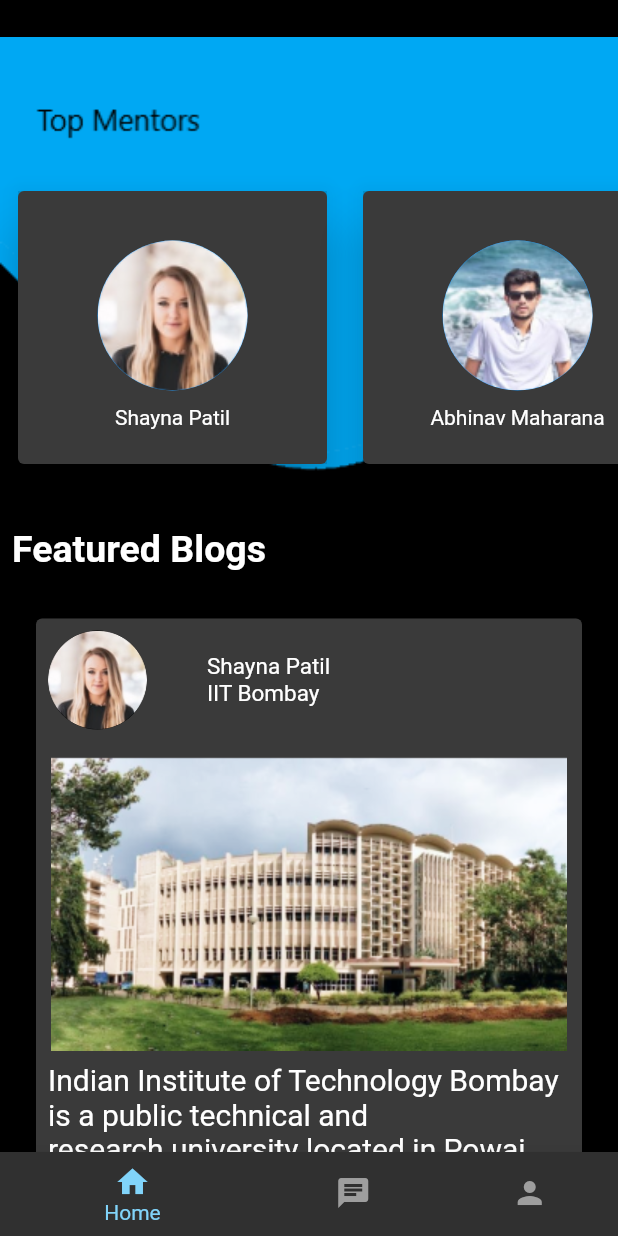
After one commit to the-coder-dude/ServerMonks-MargDarshan, a Flutter app: the Bottom screen opened directly, on a phone screen of 412 x 824 dp. The commit adds this screen. Run offline on Flutter 3.47's test engine with Material 2 defaults, Android fonts, the phone set to English and light mode, and no system bars; our stand-ins replace google_fonts, hexcolor, shared_preferences; accounts and stored records are empty.

Commit message:
Homescreen implemented with bottom navigation bar

```diff
--- /dev/null
+++ b/Frontend/marg_darshan/lib/BottomNavigationBar/bottombar.dart
@@ -0,0 +1,52 @@
+import 'package:flutter/material.dart';
+import 'package:hexcolor/hexcolor.dart';
+import 'package:marg_darshan/Screen/newscreen.dart';
+
+class Bottom extends StatefulWidget {
+  final String name;
+  const Bottom({Key key, this.name}) : super(key: key);
+  @override
+  _BottomState createState() => _BottomState();
+}
+
+class _BottomState extends State<Bottom> {
+  int index = 0;
+  void tapped(int index1) {
+    setState(() {
+      index = index1;
+    });
+  }
+
+  @override
+  Widget build(BuildContext context) {
+    List<Widget> widget1 = [
+      Newscreen(), /*Search()*/ /* Profile()*/
+    ];
+
+    return Scaffold(
+      body: widget1.elementAt(index),
+      bottomNavigationBar: BottomNavigationBar(
+          showSelectedLabels: true,
+          unselectedItemColor: Colors.grey,
+          elevation: 10,
+          type: BottomNavigationBarType.shifting,
+          selectedItemColor: Hexcolor('#81D4FA'),
+          currentIndex: index,
+          onTap: tapped,
+          items: [
+            BottomNavigationBarItem(
+              icon: Icon(Icons.home),
+              label: "Home",
+            ),
+            BottomNavigationBarItem(
+              icon: Icon(Icons.chat),
+              label: "chat",
+            ),
+            BottomNavigationBarItem(
+              icon: Icon(Icons.person),
+              label: "Profile",
+            )
+          ]),
+    );
+  }
+}
--- /dev/null
+++ b/Frontend/marg_darshan/lib/Screen/newscreen.dart
@@ -0,0 +1,219 @@
+import 'dart:convert';
+
+import 'package:flutter/material.dart';
+import 'package:hexcolor/hexcolor.dart';
+
+class Newscreen extends StatefulWidget {
+  @override
+  _NewscreenState createState() => _NewscreenState();
+}
+
+class _NewscreenState extends State<Newscreen> {
+  List<String> description = [
+    "Indian Institute of Technology Bombay is a public technical and \nresearch university located in Powai, Mumbai, India.\n IIT Bombay was founded in 1958. In 1961, the Parliament decreed IITs as Institutes of National Importance.",
+    "Indian Institute of Technology Roorkee, formerly University of Roorkee and Thomason College of Civil Engineering,\n is a public technical and research university located in Roorkee, Uttarakhand, India."
+  ];
+  List<String> images = [
+    "images/Ellipse 1.png",
+    "images/Ellipse 2.png",
+    "images/Ellipse 3.png",
+    "images/Ellipse 4.png"
+  ];
+  List<String> name = [
+    "Shayna Patil",
+    "Abhinav Maharana",
+    "Arjun Sharma",
+    "Akshat Khanna"
+  ];
+  List<String> college = ["IIT Bombay", "IIT Roorkie"];
+  List<String> images1 = ["images/college1.png", "images/college2.png"];
+  @override
+  Widget build(BuildContext context) {
+    return Scaffold(
+      backgroundColor: Colors.black,
+      body: Column(
+        crossAxisAlignment: CrossAxisAlignment.start,
+        children: [
+          Container(
+            width: MediaQuery.of(context).size.width,
+            height: MediaQuery.of(context).size.height / 2.4,
+            child: Stack(
+              children: [
+                Positioned(
+                  bottom: 2,
+                  child: Container(
+                    width: MediaQuery.of(context).size.width,
+                    height: MediaQuery.of(context).size.height / 2.6,
+                    decoration: BoxDecoration(
+                        image: DecorationImage(
+                            image: ExactAssetImage(
+                              "images/3.png",
+                            ),
+                            fit: BoxFit.cover)),
+                    child: Stack(
+                      children: [
+                        Positioned(
+                          bottom: 20,
+                          child: Container(
+                            width: MediaQuery.of(context).size.width,
+                            height: MediaQuery.of(context).size.height / 4,
+                            child: ListView.builder(
+                                scrollDirection: Axis.horizontal,
+                                itemCount: images.length,
+                                itemBuilder: (context, index) {
+                                  return Padding(
+                                    padding: const EdgeInsets.all(8.0),
+                                    child: Card(
+                                      elevation: 15,
+                                      child: Container(
+                                        color: Colors.black12,
+                                        width:
+                                            MediaQuery.of(context).size.width /
+                                                2,
+                                        height:
+                                            MediaQuery.of(context).size.height /
+                                                4,
+                                        child: Column(
+                                          children: [
+                                            SizedBox(
+                                                height: MediaQuery.of(context)
+                                                        .size
+                                                        .height /
+                                                    25),
+                                            CircleAvatar(
+                                              backgroundImage: ExactAssetImage(
+                                                  images[index]),
+                                              radius: 50,
+                                              backgroundColor: Colors.blue,
+                                            ),
+                                            SizedBox(
+                                              height: 10,
+                                            ),
+                                            Text(name[index]),
+                                          ],
+                                        ),
+                                      ),
+                                    ),
+                                  );
+                                }),
+                          ),
+                        ),
+                      ],
+                    ),
+                  ),
+                ),
+              ],
+            ),
+          ),
+          Padding(
+            padding: const EdgeInsets.all(8.0),
+            child: Positioned(
+              right: 30,
+              child: Text(
+                "Featured Blogs",
+                style: TextStyle(fontSize: 25, fontWeight: FontWeight.bold),
+              ),
+            ),
+          ),
+          Expanded(
+            child: ListView.builder(
+                itemCount: 2,
+                itemBuilder: (context, index) {
+                  return Padding(
+                    padding: const EdgeInsets.all(20.0),
+                    child: Center(
+                      child: Card(
+                        elevation: 10,
+                        child: Container(
+                          width: MediaQuery.of(context).size.width / 1,
+                          height: MediaQuery.of(context).size.height / 1.5,
+                          color: Colors.black12,
+                          child: Column(
+                            children: [
+                              Padding(
+                                padding: const EdgeInsets.all(8.0),
+                                child: Row(
+                                  children: [
+                                    CircleAvatar(
+                                      radius: 33,
+                                      backgroundImage:
+                                          ExactAssetImage(images[index]),
+                                    ),
+                                    SizedBox(width: 40),
+                                    Column(
+                                      crossAxisAlignment:
+                                          CrossAxisAlignment.start,
+                                      children: [
+                                        Text(
+                                          name[index],
+                                          style: TextStyle(fontSize: 15),
+                                        ),
+                                        Text(
+                                          college[index],
+                                          style: TextStyle(fontSize: 15),
+                                        ),
+                                      ],
+                                    ),
+                                    /*SizedBox(
+                                      width: 60,
+                                    ),
+                                    IconButton(
+                                        icon: Icon(Icons.share),
+                                        onPressed: () {})*/
+                                  ],
+                                ),
+                              ),
+                              SizedBox(height: 10),
+                              Image.asset(
+                                images1[index],
+                                fit: BoxFit.cover,
+                              ),
+                              Padding(
+                                padding: const EdgeInsets.all(8.0),
+                                child: Text(
+                                  description[index],
+                                  style: TextStyle(fontSize: 20),
+                                ),
+                              ),
+                              SizedBox(height: 20),
+                              Padding(
+                                padding: const EdgeInsets.all(8.0),
+                                child: Row(
+                                  children: [
+                                    GestureDetector(
+                                      onTap: () {},
+                                      child: Text(
+                                        "Upvote",
+                                        style: TextStyle(
+                                            color: Hexcolor('#81D4FA'),
+                                            fontSize: 20),
+                                      ),
+                                    ),
+                                    SizedBox(
+                                      width: 50,
+                                    ),
+                                    GestureDetector(
+                                      onTap: () {},
+                                      child: Text(
+                                        "Downvote",
+                                        style: TextStyle(
+                                            color: Hexcolor('#81D4FA'),
+                                            fontSize: 20),
+                                      ),
+                                    )
+                                  ],
+                                ),
+                              )
+                            ],
+                          ),
+                        ),
+                      ),
+                    ),
+                  );
+                }),
+          )
+        ],
+      ),
+    );
+  }
+}
--- a/Frontend/marg_darshan/lib/studentLogin/studentlogin.dart
+++ b/Frontend/marg_darshan/lib/studentLogin/studentlogin.dart
@@ -1,4 +1,5 @@
 import 'dart:convert';
+import 'package:marg_darshan/BottomNavigationBar/bottombar.dart';
 import 'package:marg_darshan/studentLogin/Register/register.dart';
 import 'package:google_fonts/google_fonts.dart';
 import 'package:hexcolor/hexcolor.dart';
@@ -35,12 +36,12 @@ class _HomeState extends State<Home> {
         token = jsonresponse["token"];
         signin1(token).then((val) {
           name = val.toString();
-          /* Navigator.push(
+          Navigator.push(
               context,
               MaterialPageRoute(
                   builder: (context) => Bottom(
                         name: name,
-                      )));*/
+                      )));
         });
       }
     } else {
--- a/Frontend/marg_darshan/pubspec.yaml
+++ b/Frontend/marg_darshan/pubspec.yaml
@@ -56,6 +56,12 @@ flutter:
     - images/1.jpg
     - images/2.png
     - images/3.png
+    - images/Ellipse 1.png
+    - images/Ellipse 2.png
+    - images/Ellipse 3.png
+    - images/Ellipse 4.png
+    - images/college1.png
+    - images/college2.png
 
   # An image asset can refer to one or more resolution-specific "variants", see
   # https://flutter.dev/assets-and-images/#resolution-aware.
```
Also changed, not shown: Frontend/marg_darshan/images/Ellipse 1.png (added), Frontend/marg_darshan/images/Ellipse 2.png (added), Frontend/marg_darshan/images/Ellipse 3.png (added), Frontend/marg_darshan/images/Ellipse 4.png (added), Frontend/marg_darshan/images/college1.png (added), Frontend/marg_darshan/images/college2.png (added).
